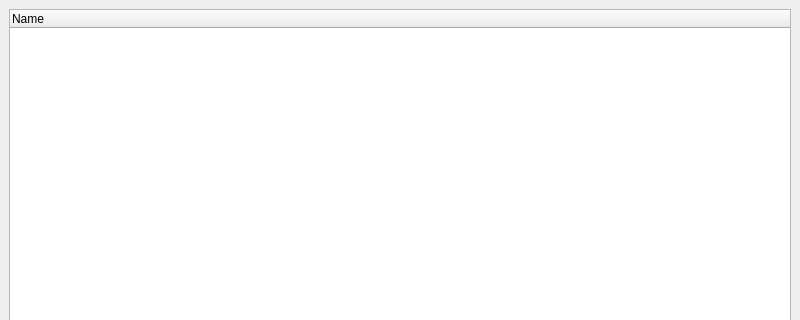
Qt form TaskManager/mainwindow.ui (FilBianchi/TaskManager) before a commit; both pictures show x 0 to 800 and y 0 to 320 of the 800 by 600 pixel window.
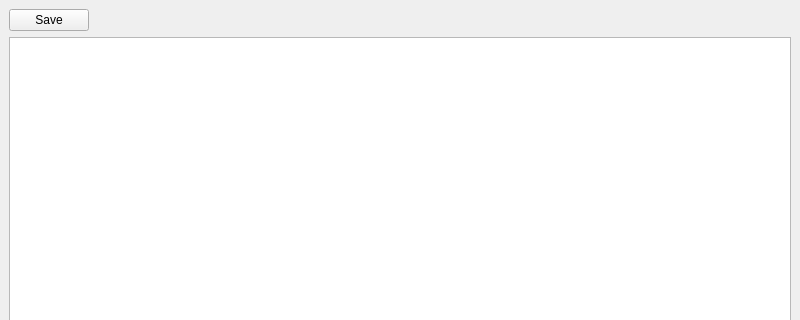
The same form after that commit.

The edit to the form file:
```diff
--- a/TaskManager/mainwindow.ui
+++ b/TaskManager/mainwindow.ui
@@ -14,9 +14,33 @@
    <string>Task Manager</string>
   </property>
   <widget class="QWidget" name="centralwidget">
-   <layout class="QHBoxLayout" name="horizontalLayout">
+   <layout class="QVBoxLayout" name="verticalLayout">
     <item>
-     <widget class="QTreeWidget" name="treeWidget">
+     <layout class="QHBoxLayout" name="horizontalLayout_2">
+      <item>
+       <widget class="QPushButton" name="savePushButton">
+        <property name="text">
+         <string>Save</string>
+        </property>
+       </widget>
+      </item>
+      <item>
+       <spacer name="horizontalSpacer">
+        <property name="orientation">
+         <enum>Qt::Horizontal</enum>
+        </property>
+        <property name="sizeHint" stdset="0">
+         <size>
+          <width>40</width>
+          <height>20</height>
+         </size>
+        </property>
+       </spacer>
+      </item>
+     </layout>
+    </item>
+    <item>
+     <widget class="QTreeView" name="treeView">
       <property name="contextMenuPolicy">
        <enum>Qt::CustomContextMenu</enum>
       </property>
@@ -29,11 +53,6 @@
       <property name="defaultDropAction">
        <enum>Qt::MoveAction</enum>
       </property>
-      <column>
-       <property name="text">
-        <string notr="true">Name</string>
-       </property>
-      </column>
      </widget>
     </item>
    </layout>
```
